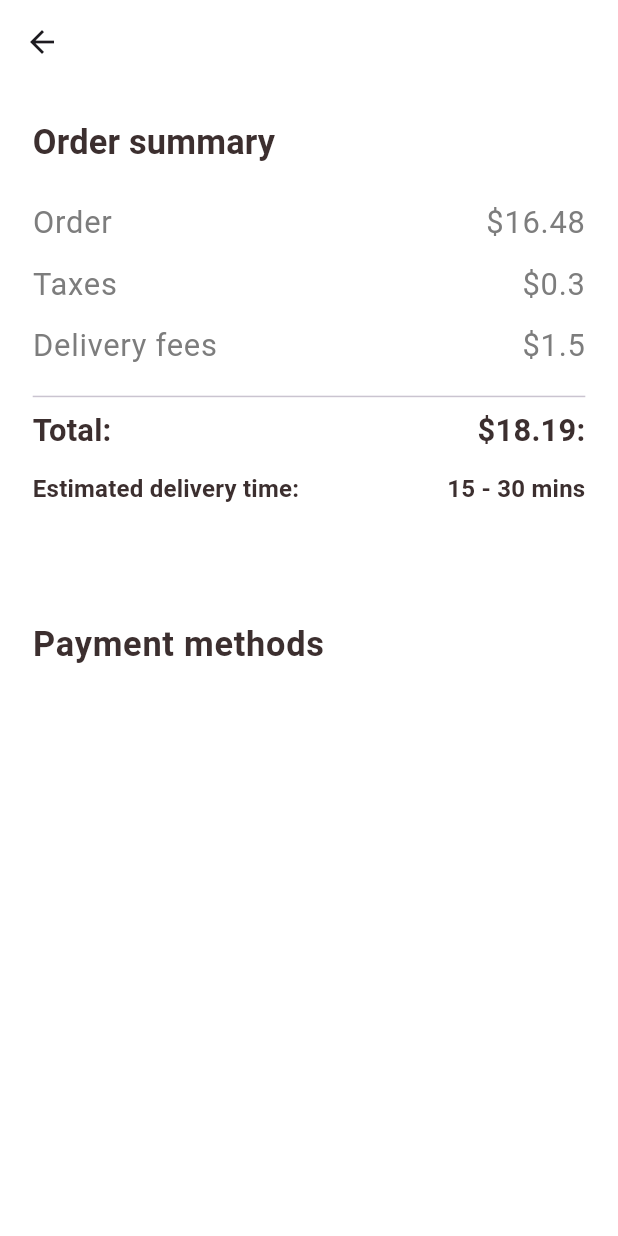
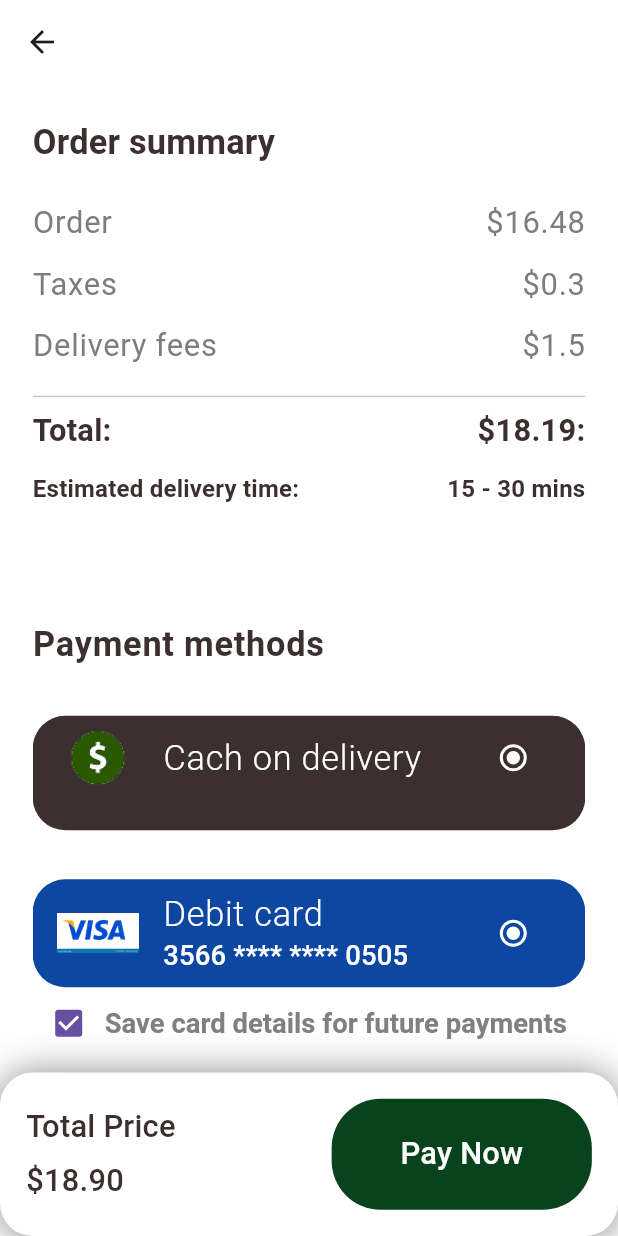
Before and after one commit to mark15382358/Mr.burger, a Flutter app: the CheckoutView screen opened directly, on a phone screen of 412 x 824 dp. Run offline on Flutter 3.47's test engine with Material 3 defaults, Android fonts, the phone set to English and light mode, and no system bars; our stand-ins replace flutter_screenutil, flutter_svg; project files that could hold a hidden picture were left out.

Commit message:
add the checkout page

```diff
--- a/lib/checkout/view/checkout_view.dart
+++ b/lib/checkout/view/checkout_view.dart
@@ -1,6 +1,8 @@
 import 'package:flutter/material.dart';
 import 'package:mr_burger/checkout/widgets/custom_checkout_text.dart';
+import 'package:mr_burger/core/constants/app_colors.dart';
 import 'package:mr_burger/core/constants/app_sizes.dart';
+import 'package:mr_burger/features/shared/custom_button.dart';
 
 class CheckoutView extends StatelessWidget {
   const CheckoutView({super.key});
@@ -9,8 +11,58 @@ class CheckoutView extends StatelessWidget {
   Widget build(BuildContext context) {
     return Scaffold(
       appBar: AppBar(),
+      bottomNavigationBar: Container(
+        height: AppSizes.h100,
+        decoration: BoxDecoration(
+          borderRadius: BorderRadius.circular(AppSizes.r20),
+          color: AppColors.white,
+          boxShadow: [
+            BoxShadow(
+              color: AppColors.grey,
+              offset: Offset(0, 1),
+              blurRadius: AppSizes.r20,
+            ),
+          ],
+        ),
+        child: Container(
+          padding: EdgeInsets.all(AppSizes.h16),
+
+          child: Row(
+            mainAxisAlignment: MainAxisAlignment.spaceBetween,
+            children: [
+              Column(
+                mainAxisSize: MainAxisSize.min,
+                crossAxisAlignment: CrossAxisAlignment.start,
+                children: [
+                  Text(
+                    "Total Price",
+                    style: Theme.of(context).textTheme.titleMedium,
+                  ),
+                  SizedBox(height: AppSizes.h4),
+                  Text(
+                    "\$18.90",
+                    style: Theme.of(context).textTheme.titleMedium,
+                  ),
+                ],
+              ),
+              CustomButton(
+                onTap: () {
+                  Navigator.of(context).push(
+                    MaterialPageRoute(
+                      builder: (BuildContext context) => CheckoutView(),
+                    ),
+                  );
+                },
+                title: "Pay Now",
+              ),
+            ],
+
+          ),
+        ),
+      ),
       body: Padding(
         padding: EdgeInsets.all(AppSizes.h20),
+        child: SingleChildScrollView(
           child: Column(
             crossAxisAlignment: CrossAxisAlignment.start,
             children: [
@@ -63,8 +115,78 @@ class CheckoutView extends StatelessWidget {
                 "Payment methods",
                 style: Theme.of(context).textTheme.labelMedium,
               ),
-            SizedBox(height: AppSizes.h30 ),
+              SizedBox(height: AppSizes.h30),
+              Container(
+                height: AppSizes.h70,
+                decoration: BoxDecoration(
+                  borderRadius: BorderRadius.circular(AppSizes.h20),
+                  color: AppColors.cashColor,
+                ),
+                child: ListTile(
+                  title: Text(
+                    "Cach on delivery",
+                    style: Theme.of(context).textTheme.labelMedium?.copyWith(
+                      color: AppColors.white,
+                      fontWeight: FontWeight.w300,
+                    ),
+                  ),
+                  trailing: Radio<String>(
+                    value: "cash",
+                    activeColor: AppColors.white,
+                    groupValue: "cash",
+                    onChanged: (value) {},
+                  ),
+                  leading: Image.asset(
+                    "assets/images/cash_icon.png",
+                    width: AppSizes.w48,
+                  ),
+                ),
+              ),
+              SizedBox(height: AppSizes.h30),
+              Container(
+                decoration: BoxDecoration(
+                  borderRadius: BorderRadius.circular(AppSizes.h20),
+                  color: AppColors.blue,
+                ),
+                child: ListTile(
+                  title: Text(
+                    "Debit card",
+                    style: Theme.of(context).textTheme.labelMedium?.copyWith(
+                      color: AppColors.white,
+                      fontWeight: FontWeight.w300,
+                    ),
+                  ),
+                  trailing: Radio<String>(
+                    value: "cash",
+                    activeColor: AppColors.white,
+                    groupValue: "cash",
+                    onChanged: (value) {},
+                  ),
+                  subtitle: Text(
+                    "3566 **** **** 0505",
+                    style: Theme.of(
+                      context,
+                    ).textTheme.titleSmall?.copyWith(color: AppColors.white),
+                  ),
+                  leading: Image.asset(
+                    "assets/images/visa.png",
+                    width: AppSizes.w48,
+                  ),
+                ),
+              ),
+              Row(
+                children: [
+                  Checkbox(value: true, onChanged: (value) {}),
+                  Text(
+                    "Save card details for future payments",
+                    style: Theme.of(
+                      context,
+                    ).textTheme.titleLarge?.copyWith(color: AppColors.grey),
+                  ),
                 ],
+              ),
+            ],
+          ),
         ),
       ),
     );
--- /dev/null
+++ b/lib/checkout/widgets/success_dialog_widget.dart
@@ -0,0 +1,10 @@
+import 'package:flutter/material.dart';
+
+class SuccessDialogWidget extends StatelessWidget {
+  const SuccessDialogWidget({super.key});
+
+  @override
+  Widget build(BuildContext context) {
+    return Scaffold(body: Container());
+  }
+}
--- a/lib/core/constants/app_colors.dart
+++ b/lib/core/constants/app_colors.dart
@@ -1,8 +1,12 @@
+import 'package:flutter/material.dart';
 import 'package:flutter/widgets.dart';
 
 class AppColors {
   static Color primary = Color(0xff08431D);
   static Color secondPrimary = Color(0xff3C2F2F);
   static Color checkoutPage1 = Color(0xff7D7D7D);
-
+  static Color cashColor = Color(0xff3C2F2F);
+  static Color white = Color(0xffFFFFFF);
+  static Color blue = Colors.blue.shade900;
+  static Color grey = Color(0xff808080);
 }
--- a/lib/core/theme/themeData.dart
+++ b/lib/core/theme/themeData.dart
@@ -53,5 +53,6 @@ ThemeData themeData = ThemeData(
       fontWeight: FontWeight.w600,
       color: AppColors.secondPrimary,
     ),
+
   ),
 );
```
Also changed, not shown: assets/images/cash_icon.png (added), assets/images/visa.png (added). Lines whose indentation alone changed are shown as unchanged.
